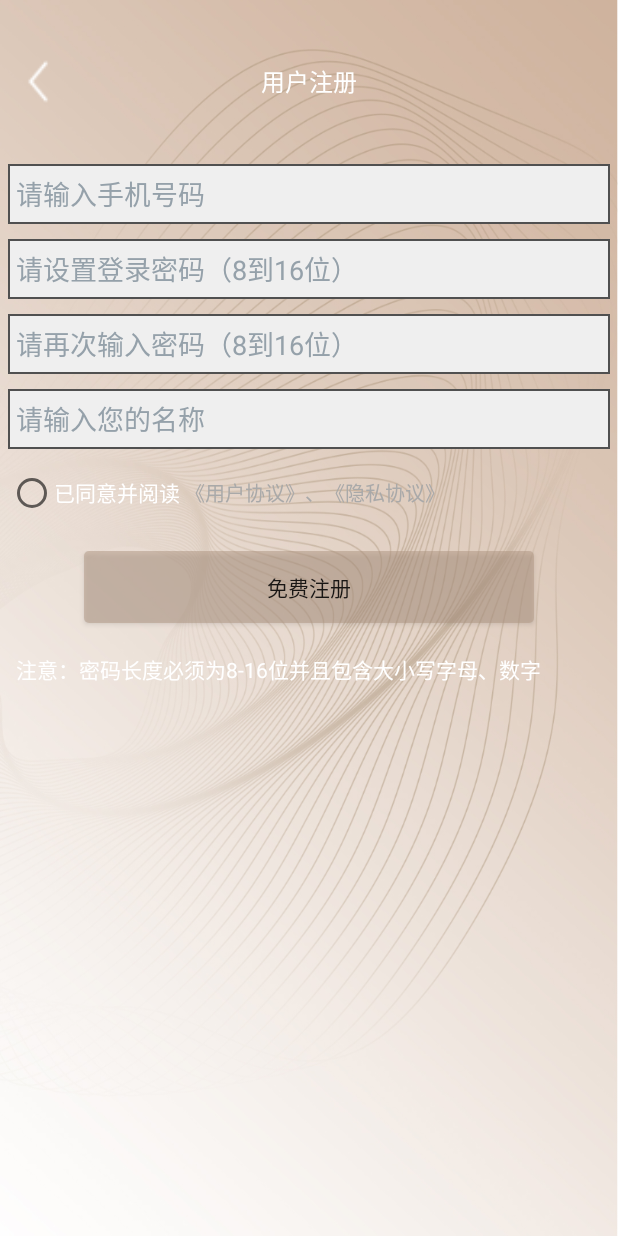
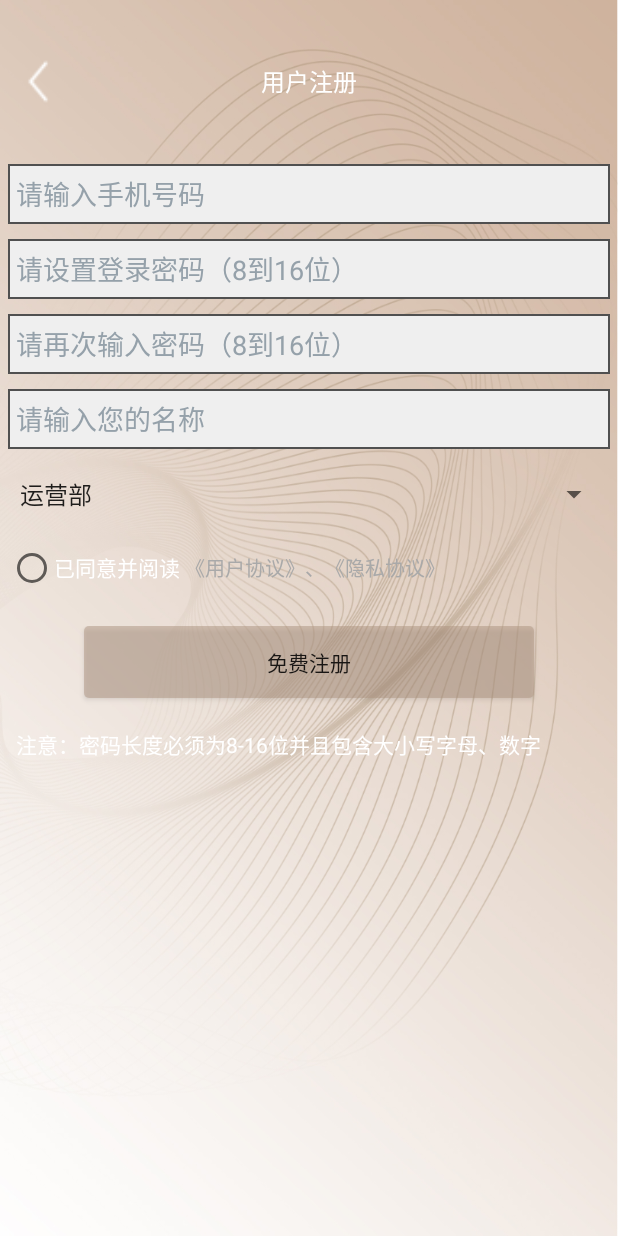
Before and after one commit to violet-two/login-android, an Android app: the RegisterActivity screen opened directly, with no data from a screen before it, on a phone screen of 412 x 824 dp. Run offline under Robolectric (Android 15) with nearby library versions, the phone set to English and light mode, and no system bars.

Commit message:
修复了一些bug

```diff
--- a/login-ws-team/src/main/res/layout/activity_register_activity.xml
+++ b/login-ws-team/src/main/res/layout/activity_register_activity.xml
@@ -85,6 +85,14 @@
             android:paddingLeft="5dp"
             android:textColor="@color/black"
             android:textColorHint="#95A1AA" />
+        <Spinner
+            android:layout_width="match_parent"
+            android:layout_height="40dp"
+            android:layout_marginTop="10dp"
+            android:dropDownVerticalOffset="0dp"
+            android:spinnerMode="dropdown"
+            android:entries="@array/DepartmentList">
+        </Spinner>
     </LinearLayout>
 
     <LinearLayout
--- /dev/null
+++ b/login-ws-team/src/main/res/values/department_list.xml
@@ -0,0 +1,8 @@
+<?xml version="1.0" encoding="utf-8"?>
+<resources>
+    <string-array name="DepartmentList">
+        <item>运营部</item>
+        <item>推广部</item>
+        <item>信息部</item>
+    </string-array>
+</resources>
```
